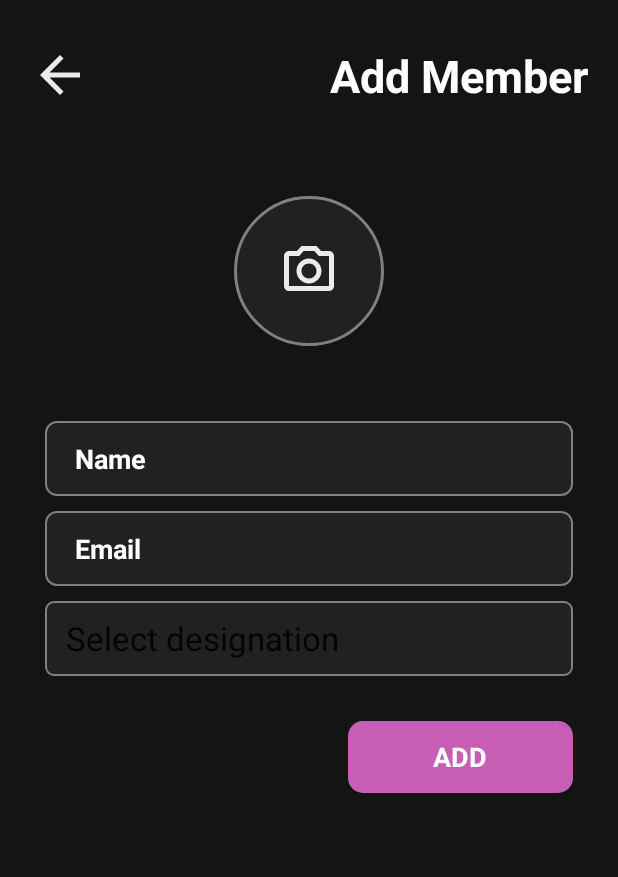
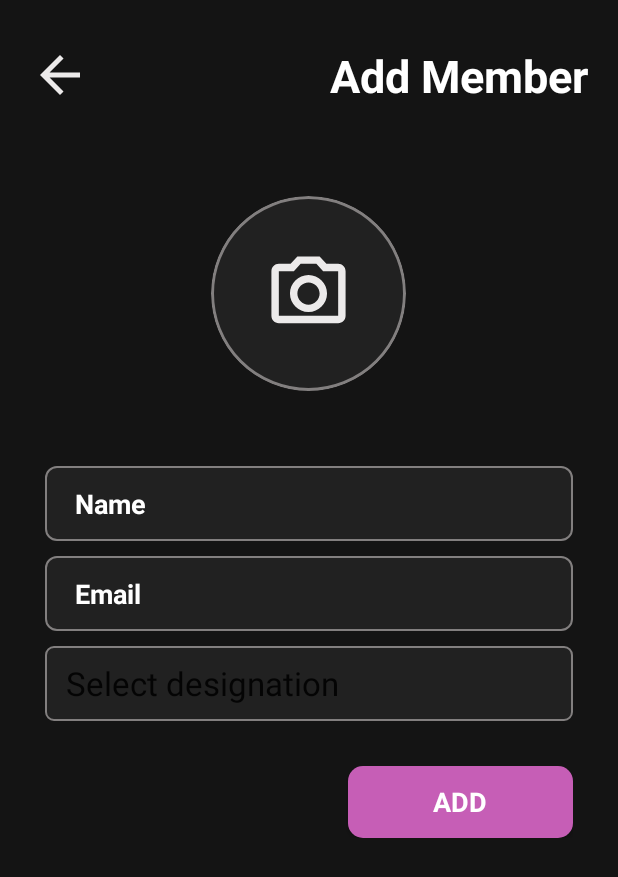
Before and after one commit to Sameer377/Coding_Crafters, an Android app: the AddMember screen opened directly, with no data from a screen before it, on a phone screen of 412 x 824 dp. Shown: the top 877 px of the screen. Run offline under Robolectric (Android 15) with nearby library versions, the light colour scheme and no system bars; our stand-ins replace Firebase (no records; nobody signed in at launch, a user with empty details on screens opened directly); libraries missing offline, so code that uses them is left out: com.karumi.dexter, pub.devrel.easypermissions; pictures from the network do not load; Roboto replaces fonts that are not available here.

Commit message:
Addmember profile picture picker completed

```diff
--- a/app/src/main/AndroidManifest.xml
+++ b/app/src/main/AndroidManifest.xml
@@ -1,6 +1,10 @@
 <?xml version="1.0" encoding="utf-8"?>
 <manifest xmlns:android="http://schemas.android.com/apk/res/android"
     package="com.agpitcodeclub.app">
+
+    <uses-permission android:name="android.permission.WRITE_EXTERNAL_STORAGE" />
+    <uses-permission android:name="android.permission.READ_EXTERNAL_STORAGE" />
+
 
     <application
         android:allowBackup="true"
--- a/app/src/main/java/com/agpitcodeclub/app/credentials/AddMember.java
+++ b/app/src/main/java/com/agpitcodeclub/app/credentials/AddMember.java
@@ -1,6 +1,13 @@
 package com.agpitcodeclub.app.credentials;
 
+import android.Manifest;
+import android.content.Intent;
+import android.database.Cursor;
+import android.net.Uri;
 import android.os.Bundle;
+import android.provider.MediaStore;
+import android.provider.OpenableColumns;
+import android.text.method.ScrollingMovementMethod;
 import android.util.Log;
 import android.view.View;
 import android.widget.AdapterView;
@@ -9,6 +16,7 @@ import android.widget.ImageView;
 import android.widget.Spinner;
 import android.widget.Toast;
 
+import androidx.activity.result.contract.ActivityResultContracts;
 import androidx.appcompat.app.AppCompatActivity;
 import androidx.appcompat.widget.AppCompatEditText;
 
@@ -23,18 +31,30 @@ import com.google.firebase.auth.FirebaseAuth;
 import com.google.firebase.auth.FirebaseUser;
 import com.google.firebase.database.DatabaseReference;
 import com.google.firebase.database.FirebaseDatabase;
+import com.karumi.dexter.Dexter;
+import com.karumi.dexter.PermissionToken;
+import com.karumi.dexter.listener.PermissionDeniedResponse;
+import com.karumi.dexter.listener.PermissionGrantedResponse;
+import com.karumi.dexter.listener.PermissionRequest;
+import com.karumi.dexter.listener.single.PermissionListener;
 
 import org.jetbrains.annotations.NotNull;
 
 import java.util.ArrayList;
+import java.util.List;
 
-public class AddMember extends AppCompatActivity implements View.OnClickListener {
+import pub.devrel.easypermissions.EasyPermissions;
+
+public class AddMember extends AppCompatActivity implements View.OnClickListener, EasyPermissions.PermissionCallbacks {
     private Spinner designationspinner;
     private ImageView back;
     private AppCompatEditText name,email;
     private char[] password;
     private String designation="";
     private String userId="";
+    private ImageView profileActionImg;
+    private  ImageView profileImg;
+    private ArrayList arrayListFileObjects=null;
 
     /* Firebase variables */
     private FirebaseAuth mAuth;
@@ -58,10 +78,13 @@ public class AddMember extends AppCompatActivity implements View.OnClickListener
         mAuth = FirebaseAuth.getInstance();
         name=findViewById(R.id.edt_name);
         email=findViewById(R.id.edt_email_adduser);
+        profileImg=findViewById(R.id.imgprofile_addmember);
+        profileActionImg=findViewById(R.id.profile_img_action);
     }
 
     private void initListeners() {
         back.setOnClickListener(this);
+        profileImg.setOnClickListener(this);
         findViewById(R.id.btn_add_addmember).setOnClickListener(this);
     }
 
@@ -173,16 +196,6 @@ public class AddMember extends AppCompatActivity implements View.OnClickListener
 
     void adddetailstoDB(){
         CommunityModel user;
-        /* Adding details in realtime */
-        /*  arrayList.add("Select designation");
-        arrayList.add("President");
-        arrayList.add("Vice President");
-        arrayList.add("Secretary");
-        arrayList.add("Vice Secretary");
-        arrayList.add("Revenue Manger");
-        arrayList.add("Assistant Revenue Manger");
-        arrayList.add("Developer");
-        arrayList.add("Member");*/
         switch (designation){
             case "President" :
                 user = new CommunityModel (_name,_email,_password,"profile","hello","des");
@@ -206,16 +219,8 @@ public class AddMember extends AppCompatActivity implements View.OnClickListener
                 mFirebaseDatabase.child(FirebasePath.MEMBER).child(userId).setValue(user);
                 break;
         }
-//
-//        if(designation=="Developer"||designation=="Member") {
-//            user = new CommunityModel (_name,_email,_password,"profile","hello","ds");
-//            mFirebaseDatabase.child(designation).child(userId).setValue(user);
-//        }
-//        else{
-//            user = new CommunityModel (_name,_email,_password,"profile","hello","des");
-//            mFirebaseDatabase.child(designation).setValue(user);
-//        }
     }
+
 
     @Override
     public void onClick(View view) {
@@ -226,6 +231,56 @@ public class AddMember extends AppCompatActivity implements View.OnClickListener
             case R.id.btn_add_addmember:
                     addmember();
                 break;
+            case R.id.imgprofile_addmember:
+                pickImage();
+                break;
+
         }
     }
+    public String intentType;
+    private void pickImage() {
+
+        Intent intent = new Intent(Intent.ACTION_PICK, MediaStore.Images.Media.EXTERNAL_CONTENT_URI);
+        startActivityForResult(intent,3);
+
+    }
+
+    @Override
+    protected void onActivityResult(int requestCode, int resultCode, Intent data) {
+        super.onActivityResult(requestCode, resultCode, data);
+        if(resultCode==RESULT_OK&&data.getData()!=null){
+            Uri img=data.getData();
+            if(img!=null){
+                profileActionImg.setImageResource(R.drawable.edit_img_profile);
+                profileImg.setImageURI(img);
+            }else{
+                profileActionImg.setImageResource(R.drawable.camera_white);
+            }
+
+        }
+    }
+
+    boolean isPermissionGranted = false;
+
+    @Override
+    public void onPermissionsGranted(int requestCode, List<String> perms) {
+        isPermissionGranted = true;
+    }
+
+    @Override
+    public void onPermissionsDenied(int requestCode, List<String> perms) {
+        isPermissionGranted = false;
+    }
+
+    public ArrayList getArrayListFileObjects() {
+        return arrayListFileObjects;
+    }
+
+    public void setArrayListFileObjects(ArrayList arrayListFileObjects) {
+        this.arrayListFileObjects = arrayListFileObjects;
+    }
+
+
+
+
 }
--- /dev/null
+++ b/app/src/main/res/drawable/edit_img_profile.xml
@@ -0,0 +1,5 @@
+<vector android:height="24dp" android:tint="#E2E2E2"
+    android:viewportHeight="24" android:viewportWidth="24"
+    android:width="24dp" xmlns:android="http://schemas.android.com/apk/res/android">
+    <path android:fillColor="@android:color/white" android:pathData="M14.06,9.02l0.92,0.92L5.92,19L5,19v-0.92l9.06,-9.06M17.66,3c-0.25,0 -0.51,0.1 -0.7,0.29l-1.83,1.83 3.75,3.75 1.83,-1.83c0.39,-0.39 0.39,-1.02 0,-1.41l-2.34,-2.34c-0.2,-0.2 -0.45,-0.29 -0.71,-0.29zM14.06,6.19L3,17.25L3,21h3.75L17.81,9.94l-3.75,-3.75z"/>
+</vector>
--- /dev/null
+++ b/app/src/main/res/drawable/edit_profile.xml
@@ -0,0 +1,5 @@
+<vector android:height="24dp" android:tint="#E2E2E2"
+    android:viewportHeight="24" android:viewportWidth="24"
+    android:width="24dp" xmlns:android="http://schemas.android.com/apk/res/android">
+    <path android:fillColor="@android:color/white" android:pathData="M3,17.25V21h3.75L17.81,9.94l-3.75,-3.75L3,17.25zM20.71,7.04c0.39,-0.39 0.39,-1.02 0,-1.41l-2.34,-2.34c-0.39,-0.39 -1.02,-0.39 -1.41,0l-1.83,1.83 3.75,3.75 1.83,-1.83z"/>
+</vector>
--- a/app/src/main/res/layout/activity_add_member.xml
+++ b/app/src/main/res/layout/activity_add_member.xml
@@ -47,21 +47,37 @@
         android:padding="30dp">
 
 
-        <ImageView
-            android:id="@+id/imgprofile"
-            android:layout_width="100dp"
-            android:layout_height="100dp"
+
+        <RelativeLayout
+            android:id="@+id/rel_profile"
             android:layout_centerHorizontal="true"
-            android:background="@drawable/profilebg"
-            android:padding="30dp"
-            android:src="@drawable/camera_white" />
+            android:layout_width="130dp"
+            android:layout_height="130dp">
+            <com.google.android.material.imageview.ShapeableImageView
+                android:id="@+id/imgprofile_addmember"
+                android:layout_centerVertical="true"
+                android:layout_width="match_parent"
+                android:layout_height="match_parent"
+                android:layout_centerHorizontal="true"
+                android:background="@drawable/profilebg"
+                android:scaleType="fitXY"
+                app:shapeAppearanceOverlay="@style/roundedImageViewRounded" />
+            <ImageView
+                android:id="@+id/profile_img_action"
+                android:layout_width="match_parent"
+                android:layout_height="match_parent"
+                android:src="@drawable/camera_white"
+                android:padding="35dp"
+                />
+        </RelativeLayout>
+
 
 
         <androidx.appcompat.widget.AppCompatEditText
             android:id="@+id/edt_name"
             android:layout_width="match_parent"
             android:layout_height="50dp"
-            android:layout_below="@id/imgprofile"
+            android:layout_below="@id/rel_profile"
             android:layout_marginTop="50dp"
             android:background="@drawable/edt_bg"
             android:fontFamily="@font/baloo_bhai_2_medium"
--- a/app/src/main/res/values/style.xml
+++ b/app/src/main/res/values/style.xml
@@ -13,4 +13,9 @@
         <item name="android:fontFamily">@font/baloo_bhai_2_medium</item>
     </style>
 
+    <style name="roundedImageViewRounded">
+        <item name="cornerFamily">rounded</item>
+        <item name="cornerSize">50%</item>
+    </style>
+
 </resources>
```
Also changed, not shown: app/build.gradle (+7 -0 lines).
